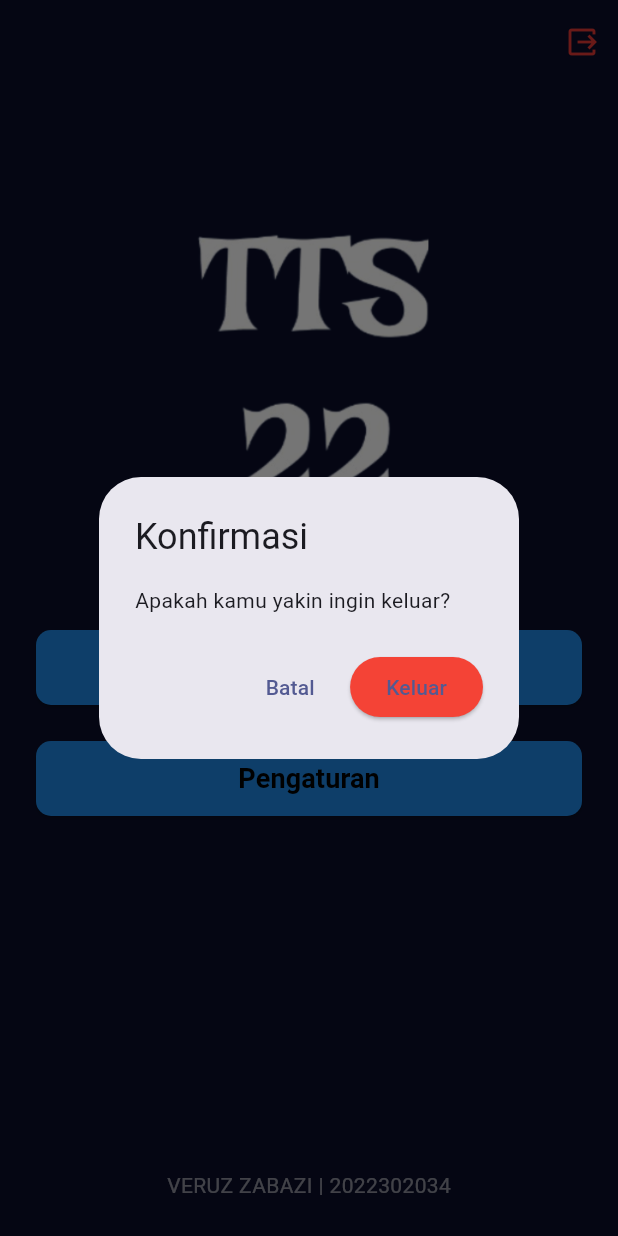
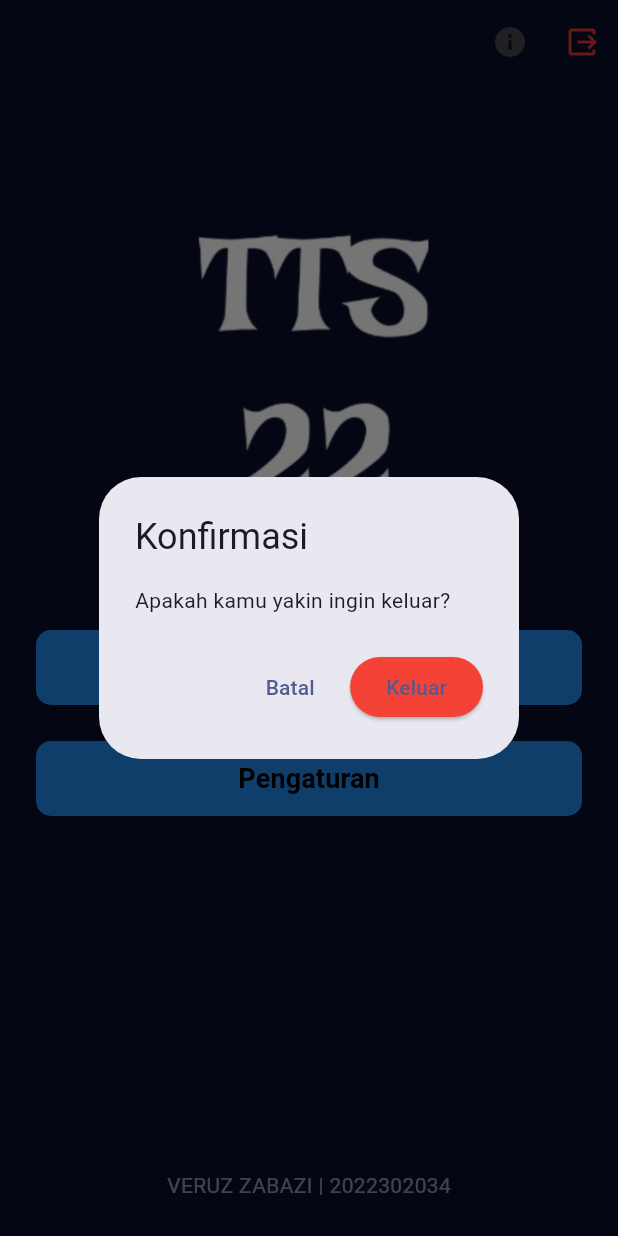
Before and after one commit to andri2203/tekateki22, a Flutter app: the screen it shows once a user with an empty profile is signed in, after a tap on the "output" icon, on a phone screen of 412 x 824 dp. Run offline on Flutter 3.47's test engine with Material 3 defaults, Android fonts, the phone set to English and light mode, and no system bars; our stand-ins replace cloud_firestore, firebase_auth, firebase_core, flutter_local_notifications, share_plus; accounts and stored records are empty.

Commit message:
Add splash screen animation, about us page, and notification service
- Implemented AnimationSplashScreen with fade and slide transitions to AuthWrapper.
- Created HalamanAboutUs page with application description and logo.
- Added NotificationService for handling local notifications with FlutterLocalNotificationsPlugin.
- Included transparent PNG image for use in the application.

```diff
--- /dev/null
+++ b/lib/animation_splash_screen.dart
@@ -0,0 +1,96 @@
+import 'package:flutter/material.dart';
+import 'dart:async';
+
+import 'package:tekateki22/auth_wrapper.dart';
+
+class AnimationSplashScreen extends StatefulWidget {
+  const AnimationSplashScreen({super.key});
+
+  @override
+  State<AnimationSplashScreen> createState() => _AnimationSplashScreenState();
+}
+
+class _AnimationSplashScreenState extends State<AnimationSplashScreen>
+    with SingleTickerProviderStateMixin {
+  late AnimationController _controller;
+  late Animation<double> _animation;
+
+  @override
+  void initState() {
+    super.initState();
+
+    // Animasi fade in
+    _controller = AnimationController(
+      vsync: this,
+      duration: const Duration(seconds: 2),
+    );
+    _animation = CurvedAnimation(parent: _controller, curve: Curves.easeIn);
+
+    _controller.forward();
+
+    // Pindah ke Home setelah 3 detik
+    Timer(const Duration(seconds: 3), () {
+      Navigator.of(context).pushReplacement(
+        PageRouteBuilder(
+          pageBuilder:
+              (context, animation, secondaryAnimation) => const AuthWrapper(),
+          transitionsBuilder: (context, animation, secondaryAnimation, child) {
+            // Animasi slide (dari bawah ke atas halus)
+            final slide = Tween(
+              begin: const Offset(0.0, 0.15),
+              end: Offset.zero,
+            ).animate(
+              CurvedAnimation(parent: animation, curve: Curves.easeOutQuart),
+            );
+
+            // Animasi fade
+            final fade = Tween(begin: 0.0, end: 1.0).animate(
+              CurvedAnimation(parent: animation, curve: Curves.easeInOut),
+            );
+
+            return FadeTransition(
+              opacity: fade,
+              child: SlideTransition(position: slide, child: child),
+            );
+          },
+          transitionDuration: const Duration(milliseconds: 1000),
+          reverseTransitionDuration: const Duration(milliseconds: 800),
+        ),
+      );
+    });
+  }
+
+  @override
+  void dispose() {
+    _controller.dispose();
+    super.dispose();
+  }
+
+  @override
+  Widget build(BuildContext context) {
+    return Scaffold(
+      body: FadeTransition(
+        opacity: _animation,
+        child: Container(
+          width: double.infinity,
+          padding: const EdgeInsets.symmetric(horizontal: 24, vertical: 36),
+          child: Column(
+            crossAxisAlignment: CrossAxisAlignment.center,
+            mainAxisAlignment: MainAxisAlignment.spaceBetween,
+            children: [
+              Padding(
+                padding: const EdgeInsets.only(top: 24.0),
+                child: Image.asset("images/logo_poltek_aceh.png", width: 150),
+              ),
+              Image.asset(
+                "images/splash_android12.png",
+                width: double.infinity * 0.75,
+              ),
+              Image.asset("images/branding_android12.png", width: 150),
+            ],
+          ),
+        ),
+      ),
+    );
+  }
+}
--- a/lib/main.dart
+++ b/lib/main.dart
@@ -1,23 +1,46 @@
 import 'package:flutter/material.dart';
-import 'package:flutter_native_splash/flutter_native_splash.dart';
 import 'package:firebase_core/firebase_core.dart';
-import 'auth_wrapper.dart';
+import 'package:tekateki22/animation_splash_screen.dart';
+import 'package:flutter_local_notifications/flutter_local_notifications.dart';
 import 'firebase_options.dart'; // file yang tadi dibuat
 
+// 🔔 Buat instance notifikasi global
+final FlutterLocalNotificationsPlugin flutterLocalNotificationsPlugin =
+    FlutterLocalNotificationsPlugin();
+
 void main() async {
-  WidgetsBinding widgetsBinding = WidgetsFlutterBinding.ensureInitialized();
-  FlutterNativeSplash.preserve(widgetsBinding: widgetsBinding);
+  // // 🔑 Pastikan binding siap
+  WidgetsFlutterBinding.ensureInitialized();
 
-  // ⏳ Tunggu Firebase selesai diinisialisasi
+  // 🔔 Init Local Notifications
+  const AndroidInitializationSettings initializationSettingsAndroid =
+      AndroidInitializationSettings('@mipmap/ic_launcher');
+
+  const DarwinInitializationSettings initializationSettingsIOS =
+      DarwinInitializationSettings();
+
+  const InitializationSettings initializationSettings = InitializationSettings(
+    android: initializationSettingsAndroid,
+    iOS: initializationSettingsIOS,
+  );
+
+  await flutterLocalNotificationsPlugin.initialize(initializationSettings);
+
+  // 🟢 Request izin notifikasi (khusus Android 13+)
+  final bool? granted =
+      await flutterLocalNotificationsPlugin
+          .resolvePlatformSpecificImplementation<
+            AndroidFlutterLocalNotificationsPlugin
+          >()
+          ?.requestNotificationsPermission();
+
+  debugPrint("Permission granted? $granted");
+
+  // 🚀 Init Firebase
   await Firebase.initializeApp(options: DefaultFirebaseOptions.currentPlatform);
-  // 💤 Tambahkan delay 3 detik untuk splash (opsional)
-  await Future.delayed(Duration(seconds: 3));
-
-  // 🧼 Hapus splash setelah Firebase siap
-  FlutterNativeSplash.remove();
 
   // 🚀 Jalankan aplikasi
-  runApp(MyApp());
+  runApp(const MyApp());
 }
 
 class MyApp extends StatelessWidget {
@@ -35,7 +58,7 @@ class MyApp extends StatelessWidget {
         appBarTheme: AppBarTheme(backgroundColor: const Color(0xFF0A0E2A)),
         useMaterial3: true,
       ),
-      home: const AuthWrapper(),
+      home: AnimationSplashScreen(),
     );
   }
 }
--- a/lib/pages/halaman_utama.dart
+++ b/lib/pages/halaman_utama.dart
@@ -1,5 +1,6 @@
 import 'package:firebase_auth/firebase_auth.dart';
 import 'package:flutter/material.dart';
+import 'package:tekateki22/pages/halaman_about_us.dart';
 import '../components/styles.dart';
 import 'package:tekateki22/pages/halaman_level.dart';
 import 'package:tekateki22/pages/halaman_pengaturan.dart';
@@ -36,6 +37,14 @@ class _HalamanUtamaState extends State<HalamanUtama> {
           style: TextStyle(color: Colors.white, fontWeight: FontWeight.bold),
         ),
         actions: [
+          IconButton(
+            onPressed:
+                () => Navigator.push(
+                  context,
+                  MaterialPageRoute(builder: (context) => HalamanAboutUs()),
+                ),
+            icon: Icon(Icons.info),
+          ),
           IconButton(
             onPressed: () async {
               final shouldLogout = await showDialog<bool>(
--- a/pubspec.yaml
+++ b/pubspec.yaml
@@ -40,6 +40,7 @@ dependencies:
   cloud_firestore: ^5.6.8
   share_plus: ^11.0.0
   path_provider: ^2.1.5
+  flutter_local_notifications: ^19.4.1
 
 dev_dependencies:
   flutter_test:
```
Also changed, not shown: flutter_native_splash.yaml (+6 -8 lines), lib/pages/halaman_about_us.dart (added, +72 -0 lines), lib/pages/halaman_tambah_soal.dart (+13 -0 lines), lib/services/notification_service.dart (added, +26 -0 lines), images/logo_poltek_aceh.png (added), images/transparent.png (added), pubspec.lock, 68 other files.
